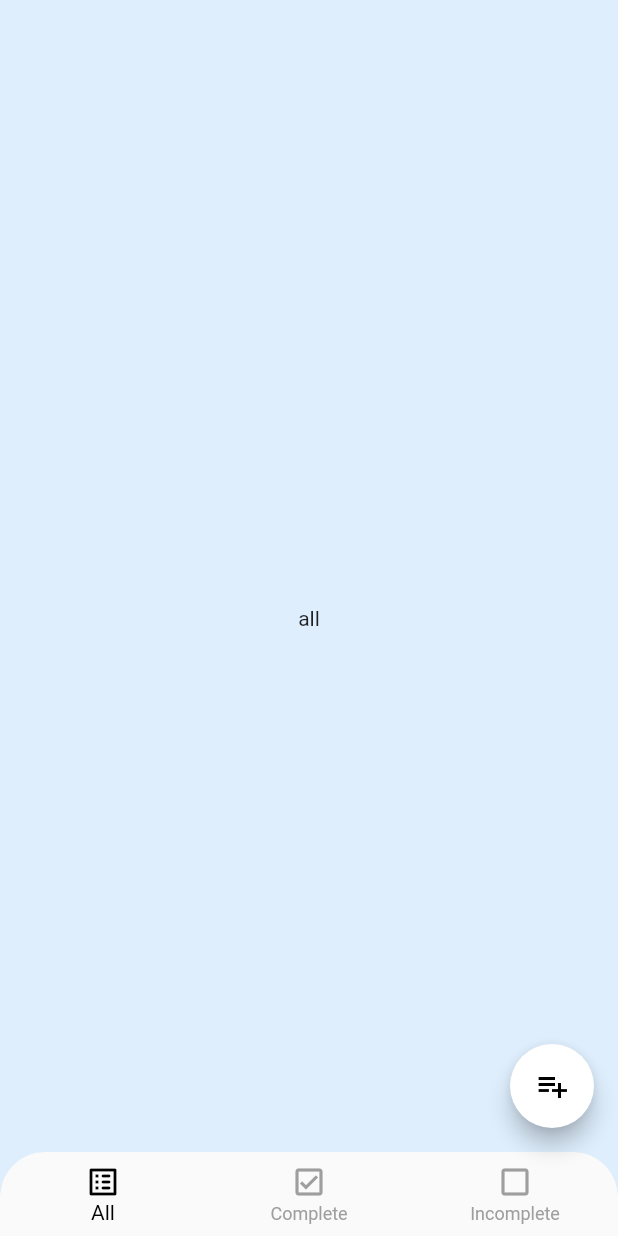
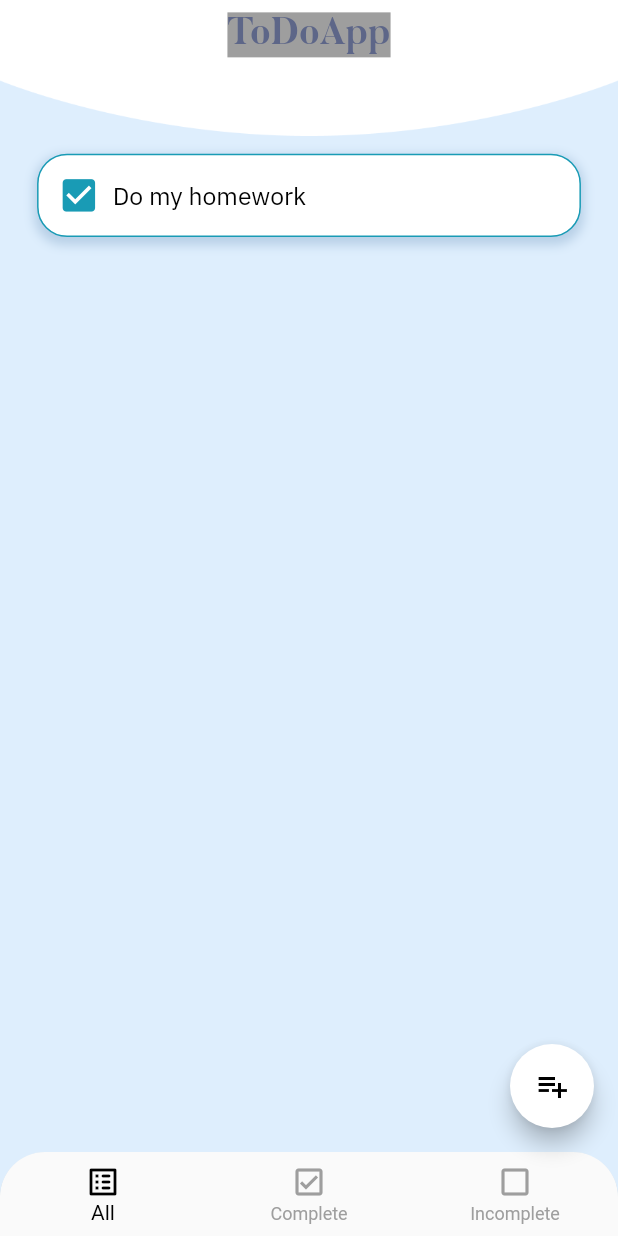
Before and after one commit to tytn9197/to_do_application, a Flutter app: the screen it shows after launch, on a phone screen of 412 x 824 dp. Run offline on Flutter 3.47's test engine with Material 2 defaults, Android fonts, the phone set to English and light mode, and no system bars; our stand-ins replace bloc, equatable, flutter_bloc, sizer.

Commit message:
create task_widget and add header to home view

```diff
--- a/analysis_options.yaml
+++ b/analysis_options.yaml
@@ -1,4 +1,29 @@
-include: package:lint/analysis_options.yaml
+# This file configures the analyzer, which statically analyzes Dart code to
+# check for errors, warnings, and lints.
+#
+# The issues identified by the analyzer are surfaced in the UI of Dart-enabled
+# IDEs (https://dart.dev/tools#ides-and-editors). The analyzer can also be
+# invoked from the command line by running `flutter analyze`.
 
-always_specify_types: false
-sort_constructors_first: true
+# The following line activates a set of recommended lints for Flutter apps,
+# packages, and plugins designed to encourage good coding practices.
+include: package:flutter_lints/flutter.yaml
+
+linter:
+  # The lint rules applied to this project can be customized in the
+  # section below to disable rules from the `package:flutter_lints/flutter.yaml`
+  # included above or to enable additional rules. A list of all available lints
+  # and their documentation is published at
+  # https://dart-lang.github.io/linter/lints/index.html.
+  #
+  # Instead of disabling a lint rule for the entire project in the
+  # section below, it can also be suppressed for a single line of code
+  # or a specific dart file by using the `// ignore: name_of_lint` and
+  # `// ignore_for_file: name_of_lint` syntax on the line or in the file
+  # producing the lint.
+  rules:
+  # avoid_print: false  # Uncomment to disable the `avoid_print` rule
+  # prefer_single_quotes: true  # Uncomment to enable the `prefer_single_quotes` rule
+
+# Additional information about this file can be found at
+# https://dart.dev/guides/language/analysis-options
--- a/lib/main.dart
+++ b/lib/main.dart
@@ -3,22 +3,24 @@ import 'package:flutter/material.dart';
 import 'package:flutter_bloc/flutter_bloc.dart';
 import 'package:to_do_list/src/presentation/blocs/bottom_navigation/bottom_nav_cubit.dart';
 import 'package:to_do_list/src/presentation/views/home_view.dart';
+import 'package:sizer/sizer.dart';
 
 void main() {
   runApp(MyApp());
 }
 
 class MyApp extends StatelessWidget {
-  const MyApp({Key key}) : super(key: key);
+  const MyApp({Key? key}) : super(key: key);
 
   @override
   Widget build(BuildContext context) {
     return BlocProvider<BottomNavCubit>(
-      create: (context) => BottomNavCubit(),
-      child: MaterialApp(
-        theme: ThemeData(primarySwatch: Colors.blue),
-        home: HomeView(),
-      ),
-    );
+        create: (context) => BottomNavCubit(),
+        child: Sizer(builder: (context, orientation, deviceType) {
+          return MaterialApp(
+            theme: ThemeData(primarySwatch: Colors.blue),
+            home: HomeView(),
+          );
+        }));
   }
 }
--- a/lib/src/constants/constants.dart
+++ /dev/null
@@ -1,3 +0,0 @@
-import 'package:flutter/material.dart';
-
-const Color primaryColor = Color.fromRGBO(222, 238, 253, 1.0);
--- a/lib/src/presentation/blocs/navigation/constants/nav_bar_items.dart
+++ /dev/null
@@ -1 +0,0 @@
-enum NavbarItem { all, complete, incomplete }
--- a/lib/src/presentation/blocs/navigation/navigation_cubit.dart
+++ /dev/null
@@ -1,23 +0,0 @@
-import 'package:bloc/bloc.dart';
-import 'package:equatable/equatable.dart';
-import 'constants/nav_bar_items.dart';
-
-part 'navigation_state.dart';
-
-class NavigationCubit extends Cubit<NavigationState> {
-  NavigationCubit() : super(NavigationState(NavbarItem.all, 0));
-
-  void getNavBarItem(NavbarItem navbarItem) {
-    switch (navbarItem) {
-      case NavbarItem.all:
-        emit(NavigationState(NavbarItem.all, 0));
-        break;
-      case NavbarItem.complete:
-        emit(NavigationState(NavbarItem.complete, 1));
-        break;
-      case NavbarItem.incomplete:
-        emit(NavigationState(NavbarItem.incomplete, 2));
-        break;
-    }
-  }
-}
--- a/lib/src/presentation/blocs/navigation/navigation_state.dart
+++ /dev/null
@@ -1,11 +0,0 @@
-part of 'navigation_cubit.dart';
-
-class NavigationState extends Equatable {
-  final NavbarItem navbarItem;
-  final int index;
-
-  NavigationState(this.navbarItem, this.index);
-
-  @override
-  List<Object> get props => [this.navbarItem, this.index];
-}
--- a/lib/src/presentation/views/home_view.dart
+++ b/lib/src/presentation/views/home_view.dart
@@ -1,11 +1,13 @@
 import 'package:flutter/material.dart';
-import 'package:to_do_list/src/constants/constants.dart';
 import 'package:flutter_bloc/flutter_bloc.dart';
 import 'package:to_do_list/src/presentation/blocs/bottom_navigation/bottom_nav_cubit.dart';
 import 'package:to_do_list/src/presentation/blocs/bottom_navigation/constants/bottom_nav_items.dart';
+import 'package:to_do_list/src/presentation/widgets/task_widget.dart';
+import 'package:to_do_list/src/utils/constants/constants.dart';
+import 'package:sizer/sizer.dart';
 
 class HomeView extends StatefulWidget {
-  const HomeView({Key key}) : super(key: key);
+  const HomeView({Key? key}) : super(key: key);
 
   @override
   _HomeViewState createState() => _HomeViewState();
@@ -15,8 +17,14 @@ class _HomeViewState extends State<HomeView> {
   @override
   Widget build(BuildContext context) {
     return Scaffold(
-      backgroundColor: primaryColor,
-      body: bodyContent(),
+      backgroundColor: kPrimaryColor,
+      body: Center(
+          child: Column(
+            children: [
+              headerOfBody(),
+              TaskWidget(isCompleted: true, text: 'Do my homework'),
+            ],
+      )),
       //extend the body below a bottom navigation bar
       extendBody: true,
       floatingActionButton: FloatingActionButton(
@@ -29,8 +37,7 @@ class _HomeViewState extends State<HomeView> {
   }
 
   Widget bodyContent() {
-    return Center(child: Container(
-      child: BlocBuilder<BottomNavCubit, BottomNavState>(
+    return BlocBuilder<BottomNavCubit, BottomNavState>(
         builder: (context, state) {
       if (state.items == BottomNavItems.all) {
         return Text('all');
@@ -40,8 +47,63 @@ class _HomeViewState extends State<HomeView> {
         return Text('incomplete');
       }
       return Container();
-      }),
-    ));
+    });
+  }
+
+  Widget headerOfBody() {
+    return Stack(
+      children: [
+        Image(
+          image: AssetImage('assets/images/header.png'),
+          height: 11.h,
+          width: 100.w,
+          fit: BoxFit.fill,
+        ),
+        Center(
+            child: SafeArea(
+                child: Container(
+                  color: Colors.grey,
+                  margin: EdgeInsets.only(top: 1.h),
+                  child: Text(
+                    'ToDoApp',
+                    style: TextStyle(
+                        fontSize: 3.h,
+                        fontWeight: FontWeight.bold,
+                        fontFamily: 'Butler',
+                        color: kTitleTextColor
+                    ),
+                  ),
+        ))),
+      ],
+    );
+  }
+
+  List<BottomNavigationBarItem> bottomNavItems = [
+    BottomNavigationBarItem(
+        icon: Icon(Icons.list_alt_rounded),
+        label: 'All'
+    ),
+    BottomNavigationBarItem(
+        icon: Icon(Icons.check_box_outlined),
+        label: 'Complete'
+    ),
+    BottomNavigationBarItem(
+        icon: Icon(Icons.check_box_outline_blank_outlined),
+        label: 'Incomplete'
+    )
+  ];
+
+  onBottomNavTab(index) {
+    if (index == 0) {
+      BlocProvider.of<BottomNavCubit>(context)
+          .setBottomNavItem(BottomNavItems.all);
+    } else if (index == 1) {
+      BlocProvider.of<BottomNavCubit>(context)
+          .setBottomNavItem(BottomNavItems.complete);
+    } else if (index == 2) {
+      BlocProvider.of<BottomNavCubit>(context)
+          .setBottomNavItem(BottomNavItems.incomplete);
+    }
   }
 
   Widget bottomNavigationBar() {
@@ -53,30 +115,12 @@ class _HomeViewState extends State<HomeView> {
             topLeft: Radius.circular(30),
           ),
           child: BottomNavigationBar(
-            items: const [
-              BottomNavigationBarItem(
-                  icon: Icon(Icons.list_alt_rounded), label: 'All'),
-              BottomNavigationBarItem(
-                  icon: Icon(Icons.check_box_outlined), label: 'Complete'),
-              BottomNavigationBarItem(
-                  icon: Icon(Icons.check_box_outline_blank_outlined), label: 'Incomplete')
-            ],
+            items: bottomNavItems,
             unselectedItemColor: Colors.grey,
             selectedItemColor: Colors.black,
             showUnselectedLabels: true,
             currentIndex: state.index,
-            onTap: (index) {
-              if (index == 0) {
-                BlocProvider.of<BottomNavCubit>(context)
-                    .setBottomNavItem(BottomNavItems.all);
-              } else if (index == 1) {
-                BlocProvider.of<BottomNavCubit>(context)
-                    .setBottomNavItem(BottomNavItems.complete);
-              } else if (index == 2) {
-                BlocProvider.of<BottomNavCubit>(context)
-                    .setBottomNavItem(BottomNavItems.incomplete);
-              }
-            },
+            onTap: onBottomNavTab,
           ),
         );
       },
--- a/lib/src/presentation/widgets/task_widget.dart
+++ b/lib/src/presentation/widgets/task_widget.dart
@@ -1,15 +1,91 @@
+import 'package:flutter/cupertino.dart';
 import 'package:flutter/material.dart';
+import 'package:to_do_list/src/utils/constants/constants.dart';
+import 'package:sizer/sizer.dart';
 
 class TaskWidget extends StatefulWidget {
-  const TaskWidget({Key key}) : super(key: key);
+  //is check box cheked
+  final bool isCompleted;
+
+  //the content of the check box
+  final String text;
+
+  const TaskWidget({Key? key, required this.isCompleted, required this.text})
+      : super(key: key);
 
   @override
   _TaskWidgetState createState() => _TaskWidgetState();
 }
 
 class _TaskWidgetState extends State<TaskWidget> {
+  bool isCompleted = false;
+  String text = '';
+
+  @override
+  void initState() {
+    super.initState();
+    this.isCompleted = widget.isCompleted;
+    this.text = widget.text;
+  }
+
   @override
   Widget build(BuildContext context) {
-    return Container();
+    onTaskTap() {
+      setState(() {
+        isCompleted = !isCompleted;
+      });
+    }
+
+    BoxDecoration taskBoxDecoration = BoxDecoration(
+        border: Border.all(color: isCompleted ? kCheckBoxColor : Colors.white),
+        borderRadius: BorderRadius.circular(20),
+        boxShadow: [
+          BoxShadow(
+            color: kShadowColor,
+            spreadRadius: 2,
+            blurRadius: 5,
+            offset: Offset(0, 3), // changes position of shadow
+          ),
+        ],
+        color: Colors.white);
+
+    Widget renderCheckBox() {
+      return Container(
+          padding: EdgeInsets.all(2.w),
+          child: isCompleted
+              ? Icon(
+                  Icons.check_box,
+                  color: kCheckBoxColor,
+                  size: 3.5.h)
+              : Icon(
+                  Icons.check_box_outline_blank_outlined,
+                  color: Colors.black12,
+                  size: 3.5.h)
+      );
+    }
+
+    return GestureDetector(
+      onTap: onTaskTap,
+      child: Container(
+        margin: EdgeInsets.symmetric(vertical: 1.h, horizontal: 6.w),
+        padding: EdgeInsets.all(1.w),
+        decoration: taskBoxDecoration,
+        child: Center(
+          child: Row(
+            children: [
+              renderCheckBox(),
+              Expanded(
+                child: Text(
+                  '$text',
+                  overflow: TextOverflow.ellipsis,
+                  maxLines: 3,
+                  style: TextStyle(color: Colors.black, fontSize: 2.h, fontFamily: 'IBM'),
+                ),
+              )
+            ],
+          ),
+        ),
+      ),
+    );
   }
 }
--- /dev/null
+++ b/lib/src/utils/constants/constants.dart
@@ -0,0 +1,9 @@
+import 'package:flutter/material.dart';
+
+const Color kPrimaryColor = Color.fromRGBO(222, 238, 253, 1.0);
+
+const Color kCheckBoxColor = Color.fromRGBO(25, 155, 181, 1.0);
+
+const Color kShadowColor = Color.fromRGBO(163,191,218,0.65);
+
+const Color kTitleTextColor = Color.fromRGBO(93, 102, 136, 1);
```
Also changed, not shown: pubspec.yaml (+4 -3 lines), assets/images/header.png (added), pubspec.lock. Lines whose indentation alone changed are shown as unchanged.
